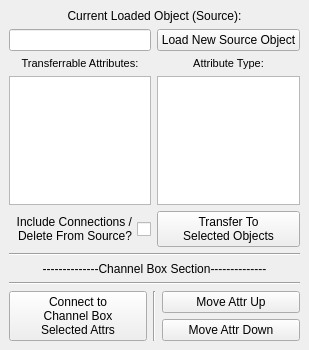
The window that CMiller_AttrTransfer.ui (CzarOfTheUniverse/MayaPythonTools) describes before a commit, drawn with Qt 5.
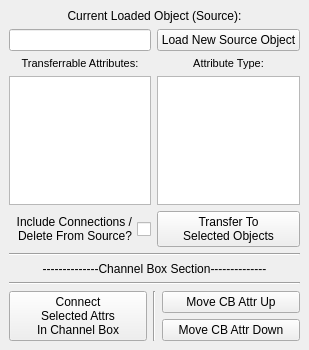
The same window after the commit.

Commit message:
Updated to reflect recent changes and improvements
Added new functionality for channel box attributes and an improved UI

Diff of the .ui file:
```diff
--- a/CMiller_AttrTransfer.ui
+++ b/CMiller_AttrTransfer.ui
@@ -6,7 +6,7 @@
    <rect>
     <x>0</x>
     <y>0</y>
-    <width>269</width>
+    <width>277</width>
     <height>350</height>
    </rect>
   </property>
@@ -172,9 +172,9 @@
          <string>This will transfer the selected attributes to the selected objects. Selecting multiple objects will create the attributes on all of them.</string>
         </property>
         <property name="text">
-         <string>Connect to
-Channel Box
-Selected Attrs</string>
+         <string>Connect
+Selected Attrs
+In Channel Box</string>
         </property>
        </widget>
       </item>
@@ -193,7 +193,7 @@
            <string>This will transfer the selected attributes to the selected objects. Selecting multiple objects will create the attributes on all of them.</string>
           </property>
           <property name="text">
-           <string>Move Attr Up</string>
+           <string>Move CB Attr Up</string>
           </property>
          </widget>
         </item>
@@ -203,7 +203,7 @@
            <string>This will transfer the selected attributes to the selected objects. Selecting multiple objects will create the attributes on all of them.</string>
           </property>
           <property name="text">
-           <string>Move Attr Down</string>
+           <string>Move CB Attr Down</string>
           </property>
          </widget>
         </item>
```
Left out of the diff: 2 changed lines with no effect on the pictures. The commit also changes 1 other file.
